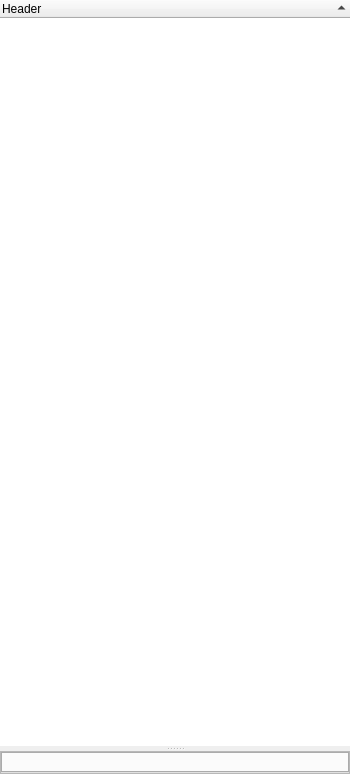
Qt form ReptatePython/GUI/uifiles/DataSet.ui (jorge-ramirez-upm/ReptatePython) before a commit.
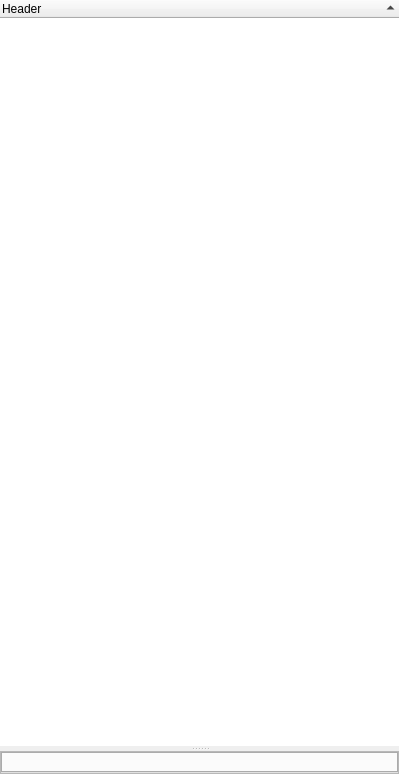
The same form after that commit. Icons and pictures are not drawn.

Commit message: Interface. Change values of parameters. Change some colors.

What changed in the file:
```diff
--- a/ReptatePython/GUI/uifiles/DataSet.ui
+++ b/ReptatePython/GUI/uifiles/DataSet.ui
@@ -6,7 +6,7 @@
    <rect>
     <x>0</x>
     <y>0</y>
-    <width>350</width>
+    <width>399</width>
     <height>774</height>
    </rect>
   </property>
@@ -36,7 +36,11 @@
        <bool>true</bool>
       </property>
       <property name="styleSheet">
-       <string notr="true">QTreeWidget::item { border: 0.5px ; border-style: solid ; border-color: lightgray ;}</string>
+       <string notr="true">QTreeWidget::item { border: 0.5px ; border-style: solid ; border-color: lightgray ; selection-color: rgb(0, 0, 0); }
+
+
+
+</string>
       </property>
       <property name="frameShape">
        <enum>QFrame::NoFrame</enum>
@@ -97,7 +101,7 @@
        <item>
         <widget class="QTabWidget" name="TheorytabWidget">
          <property name="styleSheet">
-          <string notr="true">QTreeWidget::item { border: 0.5px ; border-style: solid ; border-color: lightgray;}</string>
+          <string notr="true">QTreeWidget::item { border: 0.5px ; border-style: solid ; border-color: lightgray ; selection-color: rgb(0, 0, 0); }</string>
          </property>
          <property name="tabShape">
           <enum>QTabWidget::Triangular</enum>
```
The commit also changes 11 other files.
